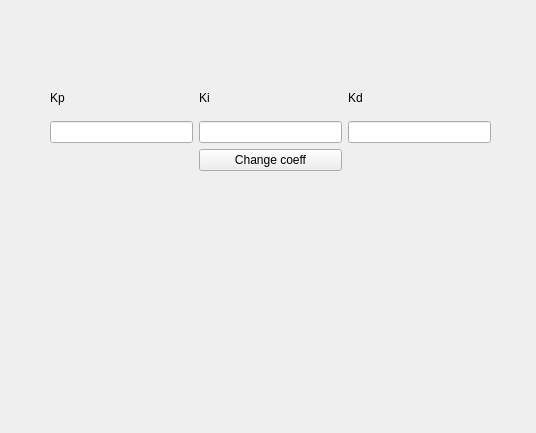
Old version of the form GUI_SRC_CODE/src/pid_controller_gui_dev/change_coeff.ui in the repository thepiperatthegates/MIR_SRC_CODE.
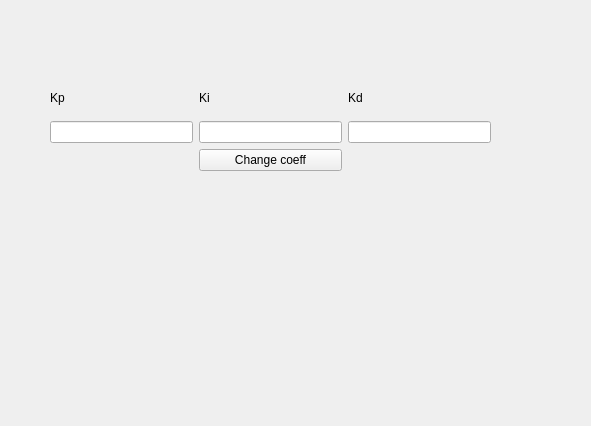
New version of the form.

The edit to the form file:
```diff
--- a/GUI_SRC_CODE/src/pid_controller_gui_dev/change_coeff.ui
+++ b/GUI_SRC_CODE/src/pid_controller_gui_dev/change_coeff.ui
@@ -6,14 +6,14 @@
    <rect>
     <x>0</x>
     <y>0</y>
-    <width>536</width>
-    <height>433</height>
+    <width>591</width>
+    <height>426</height>
    </rect>
   </property>
   <property name="windowTitle">
    <string>Form</string>
   </property>
-  <widget class="QWidget" name="">
+  <widget class="QWidget" name="layoutWidget">
    <property name="geometry">
     <rect>
      <x>50</x>
```
Left out of the diff: 2 changed lines with no effect on the pictures.
